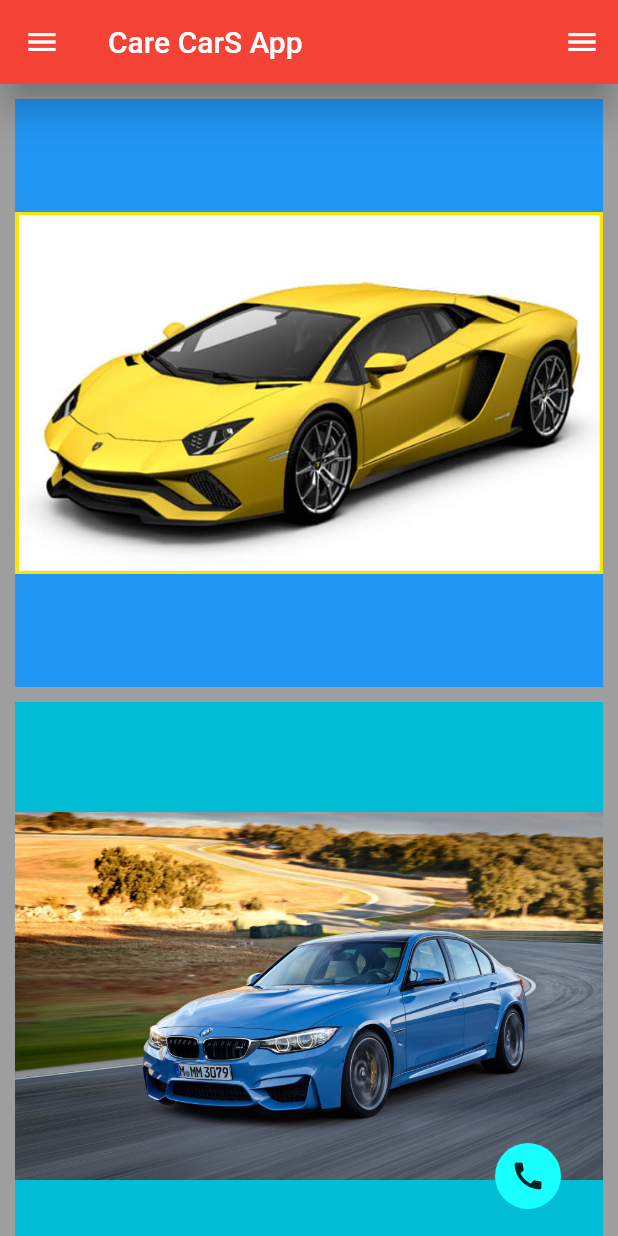
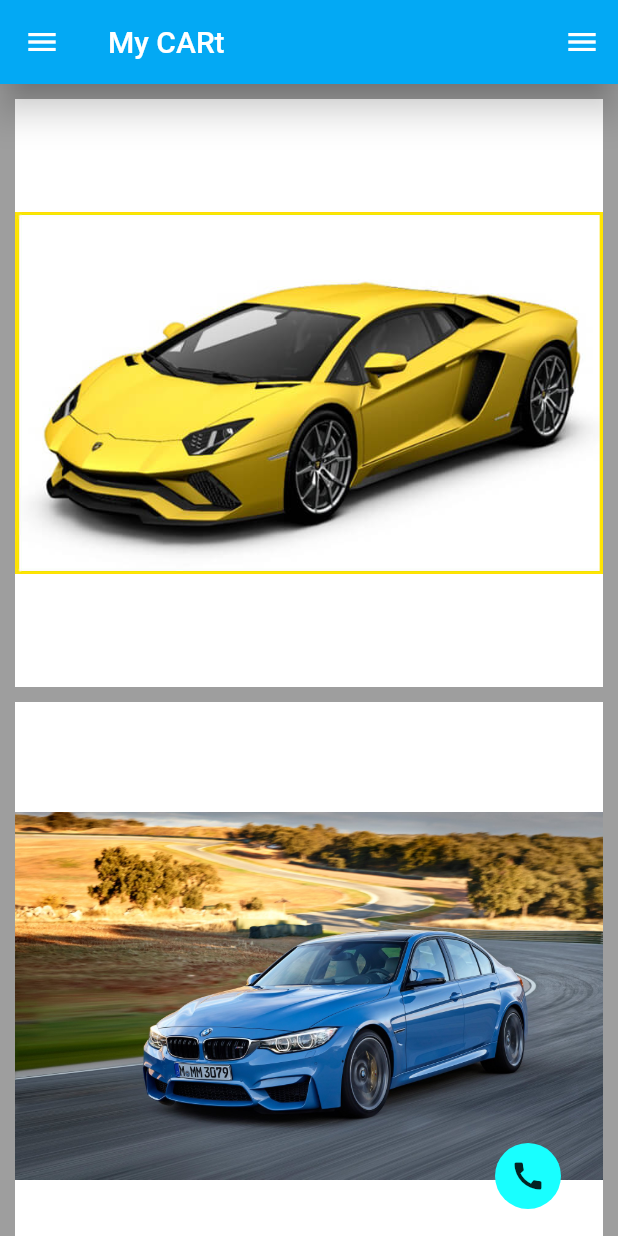
Before and after one commit to Vibinpalakkadan/nikhil, a Flutter app: the screen it shows after launch, on a phone screen of 412 x 824 dp. Run offline on Flutter 3.47's test engine with Material 2 defaults, Android fonts, the phone set to English and light mode, and no system bars.

Commit message:
first change

```diff
--- a/lib/app.dart
+++ b/lib/app.dart
@@ -1,5 +1,5 @@
 //app.dart
-//my "CAR"t  project...
+//my CARt  project
 
 import 'package:flutter/material.dart';
 //import 'package:mallu_developer_first_app/widgets/singleChildLayouts.dart';
@@ -11,7 +11,7 @@ class App extends StatelessWidget {
   @override
   Widget build(BuildContext context) {
     return MaterialApp(
-      title: "Mallu Developer",
+      title: "Care Care App",
       home: Scaffold(
         body: ListView(
           children: [
@@ -25,9 +25,9 @@ class App extends StatelessWidget {
         ),
         backgroundColor: Colors.white70,
         appBar: AppBar(
-          backgroundColor: Colors.red,
+          backgroundColor: Colors.lightBlue,
           elevation: 10, //3D effect
-          title: Text("Care CarS App"),
+          title: Text("My CARt"),
           //leading: IconButton(
           //  onPressed: () {
           //  print("Leading button clicked");
--- a/lib/widgets/buttonSamples.dart
+++ b/lib/widgets/buttonSamples.dart
@@ -1,4 +1,4 @@
-//buttonsamples
+//buttonsamples..
 import 'package:flutter/material.dart';
 
 //import 'package:flutter/painting.dart';
--- a/lib/widgets/multiChildLayouts.dart
+++ b/lib/widgets/multiChildLayouts.dart
@@ -2,11 +2,12 @@
 //import 'package:flutter/cupertino.dart';
 
 import 'package:flutter/material.dart';
-class MultiChildLayouts extends StatelessWidget{
-  Widget build(BuildContext context){
+
+class MultiChildLayouts extends StatelessWidget {
+  Widget build(BuildContext context) {
     return Container(
-      width: MediaQuery.of(context).size.width,     //300,
-      height: MediaQuery.of(context).size.height,  //300,
+      width: MediaQuery.of(context).size.width, //300,
+      height: MediaQuery.of(context).size.height, //300,
       color: Colors.grey,
       child: GridView.count(
           scrollDirection: Axis.vertical,
@@ -16,13 +17,12 @@ class MultiChildLayouts extends StatelessWidget{
           crossAxisCount: 1,
           //reverse: true,
           padding: EdgeInsets.all(10),
-
-        children: <Widget> [
+          children: <Widget>[
             Container(
-              color: Colors.blue,
+              color: Colors.white,
               //child: Center(child: Text("One")),
               width: MediaQuery.of(context).size.width,
-              height:MediaQuery.of(context).size.height,
+              height: MediaQuery.of(context).size.height,
               child: Image.asset("assets/car2.jpg"),
             ),
             // Container(
@@ -30,22 +30,20 @@ class MultiChildLayouts extends StatelessWidget{
             //child: Center(child: Text("click to Know")),
             //),
             Container(
-              color: Colors.cyan,
+              color: Colors.white,
               //child: Center(child: Text("Two")),
               child: Image.asset("assets/car1.jpg"),
-
             ),
             Container(
-            color: Colors.indigo,
+              color: Colors.white,
               //child: Center(child: Text("Three")),
               child: Image.asset("assets/car3.jpg"),
             ),
             Container(
-            color: Colors.red,
+              color: Colors.white,
               child: Center(child: Image.asset("assets/car4.png")),
             ),
-        ]
-      ),
+          ]),
     );
   }
 }
```
Also changed, not shown: 1 other file. Lines whose indentation alone changed are shown as unchanged.
